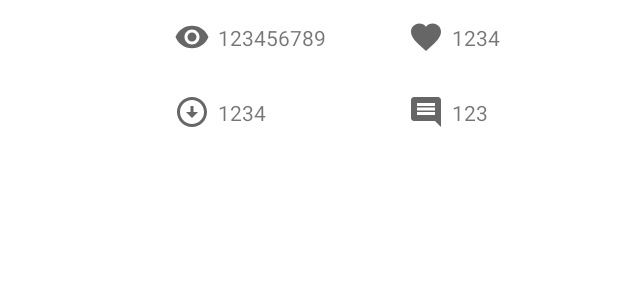
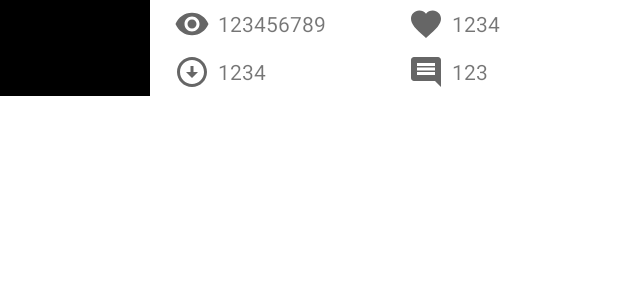
Before and after one commit to NagaChiang/android-image-browser, an Android app: the layout image_list_item.xml on its own in the app's theme, with its tools: preview values and no code run, on a phone screen of 412 x 824 dp. Shown: the top 300 px of the screen. Run offline under Robolectric (Android 15) with nearby library versions, the phone set to English and light mode, and no system bars.

Commit message:
Change list layout

```diff
--- a/app/src/main/kotlin/com/timespawn/androidimagebrowser/MainActivity.kt
+++ b/app/src/main/kotlin/com/timespawn/androidimagebrowser/MainActivity.kt
@@ -8,10 +8,12 @@ import android.os.Bundle
 import android.view.View
 import android.view.View.GONE
 import android.view.View.VISIBLE
+import android.widget.LinearLayout.VERTICAL
 import android.widget.SearchView
 import android.widget.Toast
 import androidx.appcompat.app.AppCompatActivity
 import androidx.lifecycle.lifecycleScope
+import androidx.recyclerview.widget.DividerItemDecoration
 import androidx.recyclerview.widget.LinearLayoutManager
 import androidx.recyclerview.widget.RecyclerView
 import com.timespawn.androidimagebrowser.models.ImageData
@@ -37,6 +39,7 @@ class MainActivity : AppCompatActivity() {
         imageRecyclerView = findViewById<RecyclerView>(R.id.imageRecyclerView).apply {
             adapter = ImageRecyclerViewAdapter(imageDatas)
             layoutManager = LinearLayoutManager(this@MainActivity)
+            addItemDecoration(DividerItemDecoration(this@MainActivity, VERTICAL))
         }
 
         progressOverlay = findViewById(R.id.progressOverlay)
--- a/app/src/main/res/layout/activity_main.xml
+++ b/app/src/main/res/layout/activity_main.xml
@@ -13,6 +13,7 @@
         android:background="?attr/colorPrimary"
         android:minHeight="?attr/actionBarSize"
         android:theme="?attr/actionBarTheme"
+        app:layout_constraintBottom_toTopOf="@+id/imageRecyclerView"
         app:layout_constraintEnd_toEndOf="parent"
         app:layout_constraintStart_toStartOf="parent"
         app:layout_constraintTop_toTopOf="parent" />
--- a/app/src/main/res/layout/image_list_item.xml
+++ b/app/src/main/res/layout/image_list_item.xml
@@ -8,7 +8,8 @@
     <ImageView
         android:id="@+id/previewImage"
         android:layout_width="100dp"
-        android:layout_height="100dp"
+        android:layout_height="64dp"
+        android:background="#000000"
         android:contentDescription="@string/preview_image_description"
         app:layout_constraintBottom_toBottomOf="parent"
         app:layout_constraintEnd_toStartOf="@+id/tableLayout"
@@ -41,7 +42,7 @@
                     android:layout_height="0dp"
                     android:layout_marginStart="16dp"
                     android:drawablePadding="5dp"
-                    android:gravity="center_vertical"
+                    android:gravity="fill"
                     app:drawableStartCompat="@drawable/ic_baseline_remove_red_eye_24"
                     app:layout_constraintBottom_toBottomOf="parent"
                     app:layout_constraintEnd_toEndOf="parent"
@@ -61,7 +62,7 @@
                     android:layout_height="0dp"
                     android:layout_marginStart="16dp"
                     android:drawablePadding="5dp"
-                    android:gravity="center_vertical"
+                    android:gravity="fill"
                     app:drawableStartCompat="@drawable/ic_baseline_favorite_24"
                     app:layout_constraintBottom_toBottomOf="parent"
                     app:layout_constraintEnd_toEndOf="parent"
```
